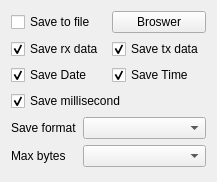
Before: the Qt Designer form Source/IOPage/CommunicationSettings.ui in x-tools-author/x-tools, drawn with Qt 5.
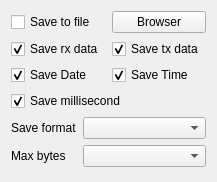
After: the same form once the commit is applied.

Commit message: fix: text error

What changed in the file:
```diff
--- a/Source/IOPage/CommunicationSettings.ui
+++ b/Source/IOPage/CommunicationSettings.ui
@@ -27,7 +27,7 @@
    <item row="0" column="1">
     <widget class="QPushButton" name="pushButtonSavePathBrowser">
      <property name="text">
-      <string>Broswer</string>
+      <string>Browser</string>
      </property>
     </widget>
    </item>
```
